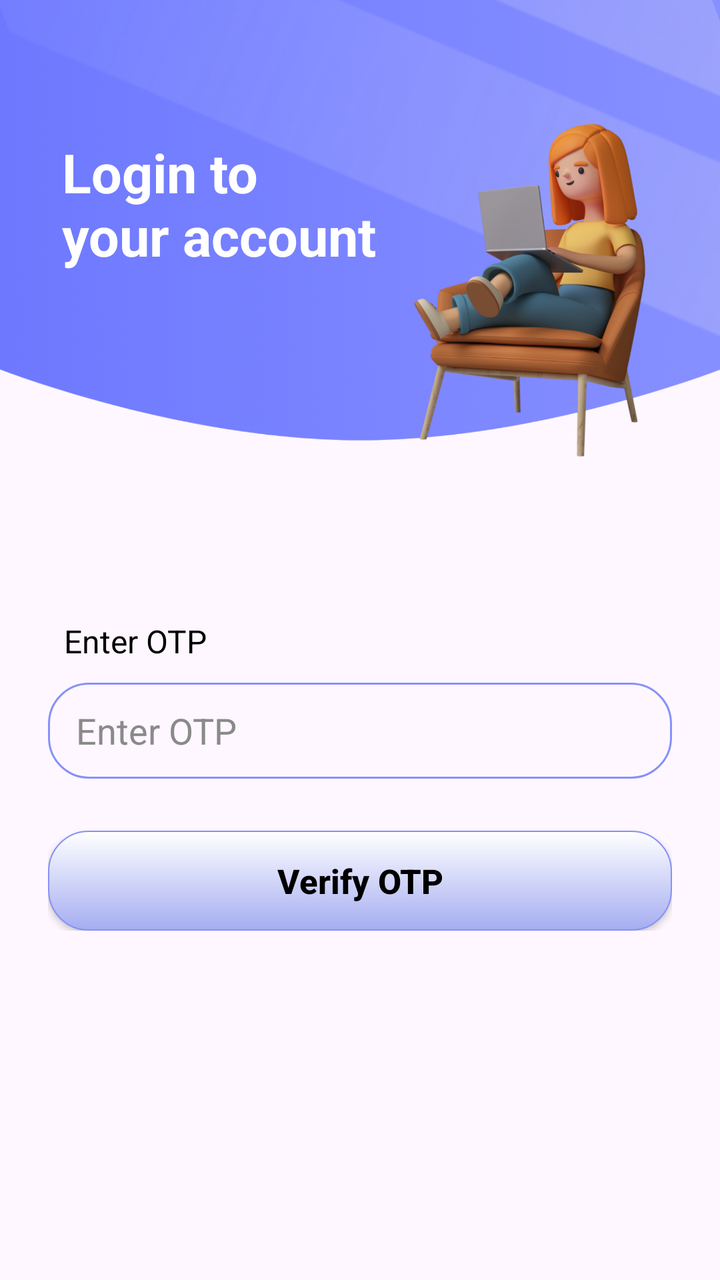
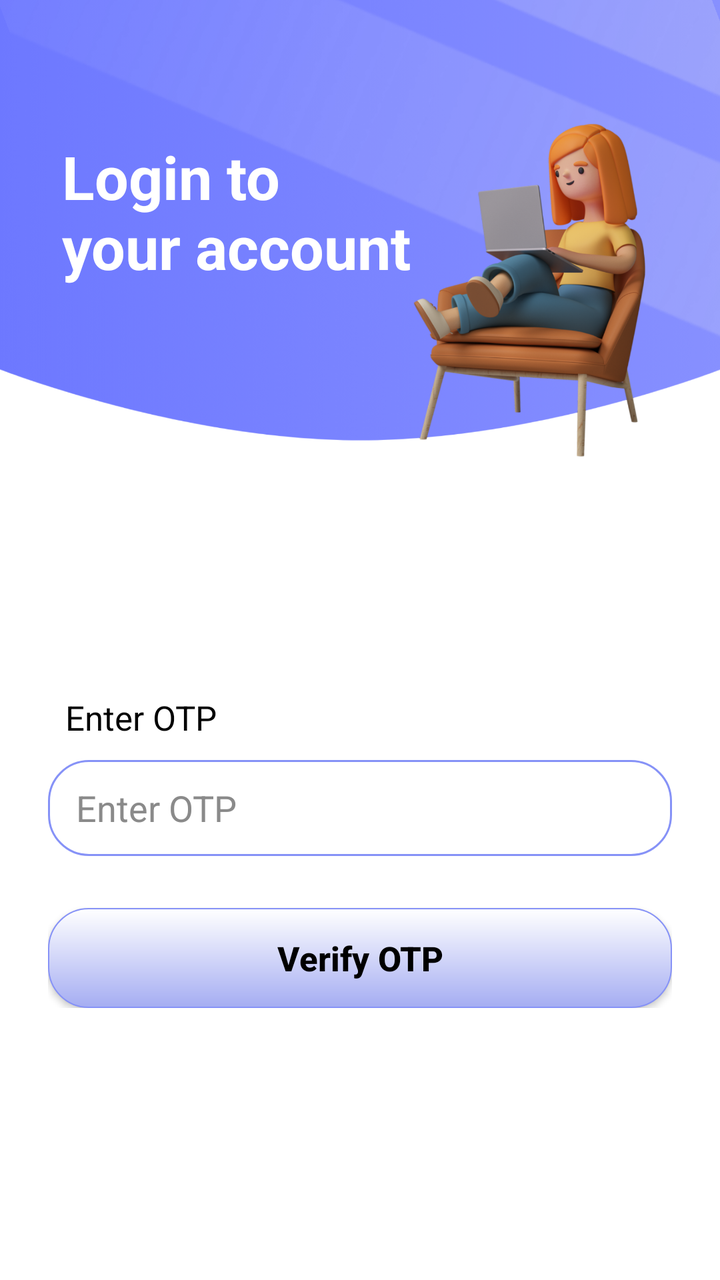

Screens rendered from an Android XML layout before and after an edit, with the pre-edit source and the edit as a unified diff.
<!-- AndroidManifest.xml: application theme Theme.TSTAR -->
<!-- res/layout/tstar_login_with_mobile_part_two_activity.xml -->
<?xml version="1.0" encoding="utf-8"?>
<androidx.constraintlayout.widget.ConstraintLayout xmlns:android="http://schemas.android.com/apk/res/android"
    xmlns:app="http://schemas.android.com/apk/res-auto"
    android:layout_width="match_parent"
    android:layout_height="match_parent">

    <LinearLayout
        android:id="@+id/entry_page_ll_id1"
        android:layout_width="match_parent"
        android:layout_height="match_parent"
        android:orientation="vertical"
        android:background="@drawable/finalist_loginpage_bg">


        
        <TextView
            android:layout_width="wrap_content"
            android:layout_height="wrap_content"
            android:text="Login to\nyour account"
            android:textSize="27sp"
            android:textStyle="bold"
            android:textColor="@color/white"
            android:layout_marginTop="68dp"
            android:layout_marginLeft="31dp"/>



        <LinearLayout
            android:layout_width="match_parent"
            android:layout_height="wrap_content"
            android:orientation="vertical"
            android:padding="24dp"
            android:layout_marginTop="150dp">

            
            <TextView
                android:layout_width="wrap_content"
                android:layout_height="wrap_content"
                android:text="  Enter OTP"
                android:textColor="@color/black"
                android:textSize="16sp" />

            <EditText
                android:id="@+id/et_login_mobile"
                android:layout_width="match_parent"
                android:layout_height="48dp"
                android:background="@drawable/s_edittext_border"
                android:paddingStart="14dp"
                android:hint="Enter OTP"
                android:textColor="@color/black"
                android:textColorHint="#8A8A8A"
                android:layout_marginTop="10dp"
                android:inputType="phone"/>




            
            <androidx.appcompat.widget.AppCompatButton
                android:id="@+id/btn_login_verify_otp"
                android:layout_width="match_parent"
                android:layout_height="50dp"
                android:text="Verify OTP"
                android:textAllCaps="false"
                android:textSize="17dp"
                android:textStyle="bold"
                android:textColor="@color/black"
                android:background="@drawable/s_btn_bg_shape"
                android:layout_marginTop="26dp"/>



        </LinearLayout>






    </LinearLayout>



</androidx.constraintlayout.widget.ConstraintLayout>
<!-- resources referenced by this layout -->
<resources>
  <color name="black">#FF000000</color>
  <color name="white">#FFFFFF</color>
  <!-- drawable finalist_loginpage_bg: png bitmap (drawable, 890426 bytes) -->
  <!-- drawable s_btn_bg_shape (drawable) -->
  <?xml version="1.0" encoding="utf-8"?>
  <shape
      xmlns:android="http://schemas.android.com/apk/res/android"
      android:shape="rectangle">
  
      <stroke
          android:width="0.8dp"
          android:color="@color/Lavender"/>
      <corners
          android:radius="20dp"/>
  
      <gradient
          android:startColor="#A5ADF2"
          android:endColor="@color/white"
          android:angle="90"/>
  
  
  
  
  </shape>
  <!-- drawable s_edittext_border (drawable) -->
  <?xml version="1.0" encoding="utf-8"?>
  <shape
      xmlns:android="http://schemas.android.com/apk/res/android"
      android:shape="rectangle">
  
      <stroke
          android:width="1.1dp"
          android:color="@color/Lavender"/>
      <corners
          android:radius="20dp"/>
  
  
  
  
  </shape>
  <style name="Theme.TSTAR" parent="Base.Theme.TSTAR" />
  <color name="Lavender">#8692f7</color>
  <style name="Base.Theme.TSTAR" parent="Theme.Material3.DayNight.NoActionBar">
          
          
      </style>
</resources>

<!-- the commit's change to res/layout/tstar_login_with_mobile_part_two_activity.xml (unified diff, before → after) -->
@@ -2,7 +2,8 @@
 <androidx.constraintlayout.widget.ConstraintLayout xmlns:android="http://schemas.android.com/apk/res/android"
     xmlns:app="http://schemas.android.com/apk/res-auto"
     android:layout_width="match_parent"
-    android:layout_height="match_parent">
+    android:layout_height="match_parent"
+    android:background="@color/white">
 
     <LinearLayout
         android:id="@+id/entry_page_ll_id1"
@@ -17,7 +18,7 @@
             android:layout_width="wrap_content"
             android:layout_height="wrap_content"
             android:text="Login to\nyour account"
-            android:textSize="27sp"
+            android:textSize="30sp"
             android:textStyle="bold"
             android:textColor="@color/white"
             android:layout_marginTop="68dp"
@@ -30,7 +31,7 @@
             android:layout_height="wrap_content"
             android:orientation="vertical"
             android:padding="24dp"
-            android:layout_marginTop="150dp">
+            android:layout_marginTop="180dp">
 
             
             <TextView
@@ -38,10 +39,10 @@
                 android:layout_height="wrap_content"
                 android:text="  Enter OTP"
                 android:textColor="@color/black"
-                android:textSize="16sp" />
+                android:textSize="17sp" />
 
             <EditText
-                android:id="@+id/et_login_mobile"
+                android:id="@+id/et_otp"
                 android:layout_width="match_parent"
                 android:layout_height="48dp"
                 android:background="@drawable/s_edittext_border"
@@ -50,7 +51,8 @@
                 android:textColor="@color/black"
                 android:textColorHint="#8A8A8A"
                 android:layout_marginTop="10dp"
-                android:inputType="phone"/>
+                android:inputType="number"
+                android:maxLength="6"/>
 
 
 
